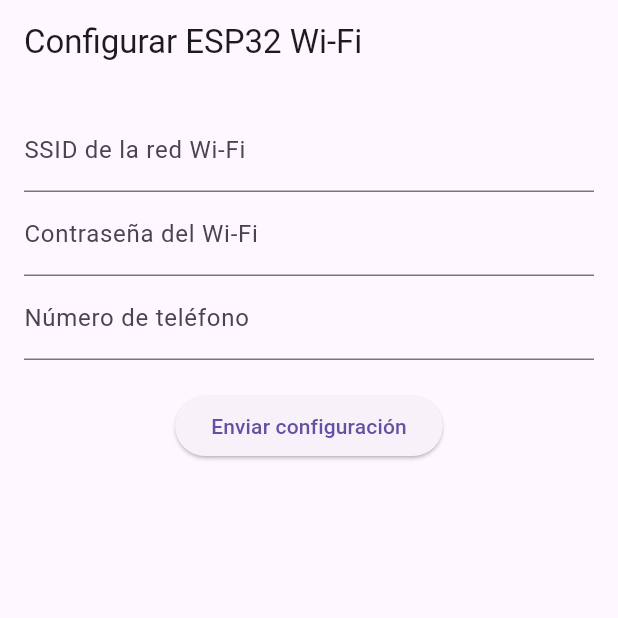
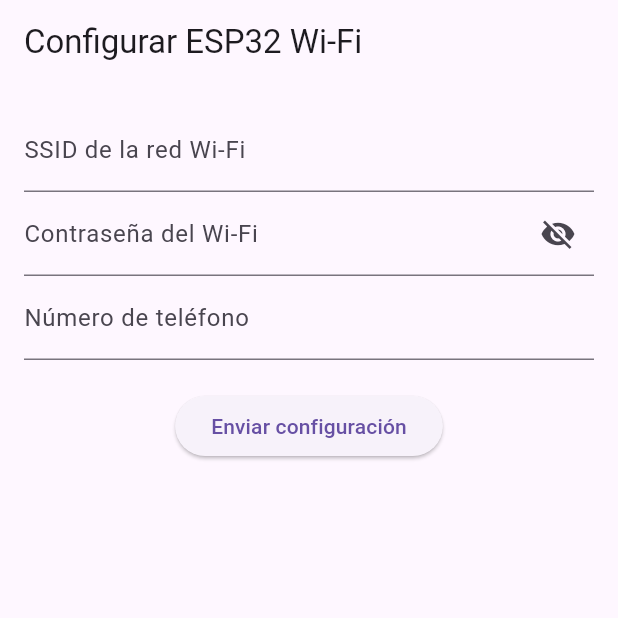
Before and after one commit to jonathan-361/vigiliot, a Flutter app: the screen it shows after launch, on a phone screen of 412 x 824 dp, the top half of it. Run offline on Flutter 3.47's test engine with Material 3 defaults, Android fonts, the light colour scheme and no system bars.

Commit message:
especificaciones en los TextField

```diff
--- a/lib/main.dart
+++ b/lib/main.dart
@@ -1,5 +1,6 @@
 import 'package:flutter/material.dart';
 import 'package:http/http.dart' as http;
+import 'package:flutter/services.dart';
 
 void main() {
   runApp(MyApp());
@@ -10,6 +11,7 @@
   Widget build(BuildContext context) {
     return MaterialApp(
       title: 'Configuración del ESP32',
+      debugShowCheckedModeBanner: false,
       home: WiFiConfigScreen(),
     );
   }
@@ -24,6 +26,7 @@
   final TextEditingController _ssidController = TextEditingController();
   final TextEditingController _passwordController = TextEditingController();
   final TextEditingController _phoneNumberController = TextEditingController();
+  bool _isPasswordVisible = false;
 
   Future<void> sendConfigData() async {
     final ssid = _ssidController.text.trim();
@@ -99,16 +102,40 @@
             TextField(
               controller: _ssidController,
               decoration: InputDecoration(labelText: 'SSID de la red Wi-Fi'),
+              inputFormatters: [
+                LengthLimitingTextInputFormatter(30),
+              ],
             ),
             TextField(
               controller: _passwordController,
-              decoration: InputDecoration(labelText: 'Contraseña del Wi-Fi'),
-              obscureText: true,
+              decoration: InputDecoration(
+                labelText: 'Contraseña del Wi-Fi',
+                suffixIcon: IconButton(
+                  icon: Icon(
+                    _isPasswordVisible
+                        ? Icons.visibility
+                        : Icons.visibility_off,
+                  ),
+                  onPressed: () {
+                    setState(() {
+                      _isPasswordVisible = !_isPasswordVisible;
+                    });
+                  },
+                ),
+              ),
+              inputFormatters: [
+                LengthLimitingTextInputFormatter(30),
+              ],
+              obscureText: !_isPasswordVisible,
             ),
             TextField(
               controller: _phoneNumberController,
               decoration: InputDecoration(labelText: 'Número de teléfono'),
-              keyboardType: TextInputType.phone,
+              keyboardType: TextInputType.number, // 👈 Cambia a solo números
+              inputFormatters: [
+                FilteringTextInputFormatter.digitsOnly, //
+                LengthLimitingTextInputFormatter(10),
+              ],
             ),
             SizedBox(height: 20),
             ElevatedButton(
```
